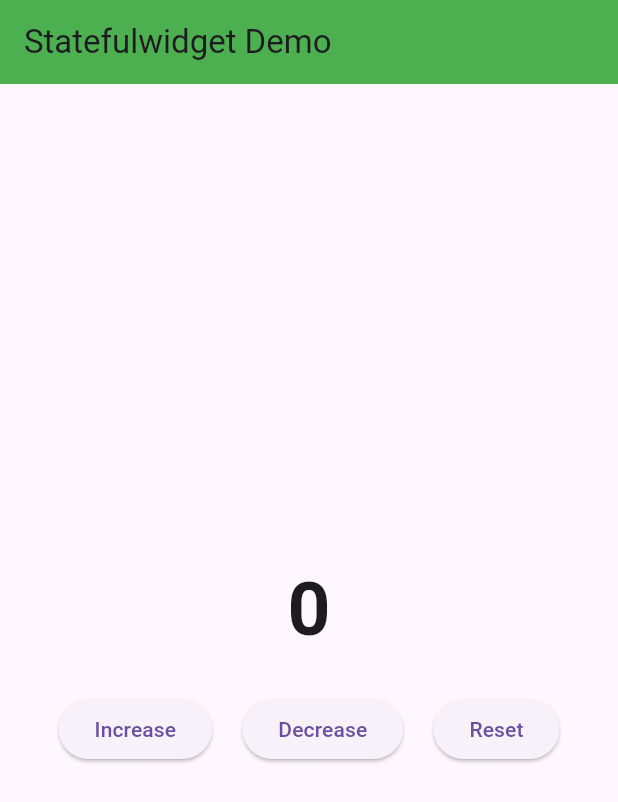
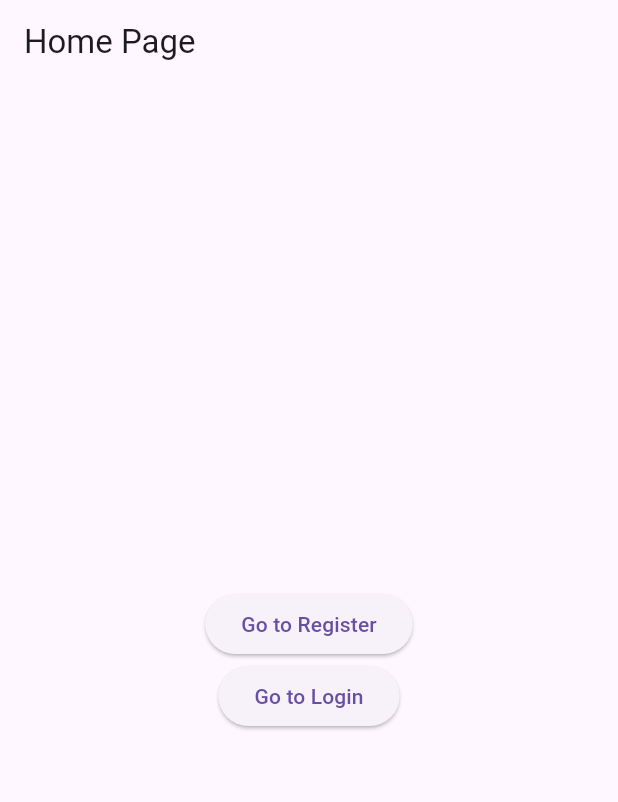
Before and after one commit to Enenche124/my_flutter_app, a Flutter app: the screen it shows after launch, on a phone screen of 412 x 824 dp. Shown: the top 802 px of the screen. Run offline on Flutter 3.47's test engine with Material 3 defaults, Android fonts, the phone set to English and light mode, and no system bars.

Commit message:
work in progress

```diff
--- a/lib/main.dart
+++ b/lib/main.dart
@@ -1,87 +1,24 @@
 import 'package:flutter/material.dart';
+import 'screens/home_page.dart';
+import 'screens/register_page.dart';
+import 'screens/login_page.dart';
 
-
-void main(){
+void main() {
   runApp(MyApp());
 }
 
 class MyApp extends StatelessWidget {
   @override
-  Widget build(BuildContext context){
+  Widget build(BuildContext context) {
     return MaterialApp(
-      home: CounterScreen(),
+      title: 'Multi-Screen App',
+      debugShowCheckedModeBanner: false,
+      initialRoute: '/',
+      routes: {
+        '/': (context) => HomePage(),
+        '/register': (context) => RegisterPage(),
+        '/login': (context) => LoginPage(),
+      },
     );
   }
 }
-
-
-class CounterScreen extends StatefulWidget {
-  @override
-  _CounterScreenState createState() => _CounterScreenState();
-  }
-
-  class _CounterScreenState extends State<CounterScreen> {
-    int counter = 0;
-
-    void increaseCounter(){
-      setState(() {
-        counter++;
-      });
-    }
-
-    void decreaseCounter(){
-      setState((){
-        counter--;
-      });
-    }
-
-    void resetCounter(){
-      setState(() {
-        counter = 0;
-    });
-    }
-
-
-  @override
-  Widget build(BuildContext context) {
-    return Scaffold(
-      appBar: AppBar(
-        title: Text('Statefulwidget Demo'),
-        backgroundColor: Colors.green,
-      ),
-      body: Center(
-        child: Column(
-          mainAxisAlignment: MainAxisAlignment.center,
-          children: [
-            Text(
-              '$counter',
-              style: TextStyle(fontSize: 50, fontWeight: FontWeight.bold),
-            ),
-            SizedBox(height: 20),
-            Row(
-              mainAxisAlignment: MainAxisAlignment.center,
-              children: [
-                ElevatedButton(
-                  onPressed: increaseCounter,
-                  child: Text('Increase'),
-                ),
-                SizedBox(width: 20),
-                ElevatedButton(
-                  onPressed: decreaseCounter,
-                  child: Text('Decrease'),
-                ),
-                SizedBox(width: 20),
-                ElevatedButton(
-                  onPressed: resetCounter,
-                  child: Text('Reset'),
-                ),
-              ]
-            )
-          ]
-        ),
-
-        ),
-      );
-
-  }
-  }
--- /dev/null
+++ b/lib/screens/home_page.dart
@@ -0,0 +1,25 @@
+import 'package:flutter/material.dart';
+
+class HomePage extends StatelessWidget {
+  @override
+  Widget build(BuildContext context) {
+    return Scaffold(
+      appBar: AppBar(title: Text('Home Page')),
+      body: Center(
+        child: Column(
+          mainAxisAlignment: MainAxisAlignment.center,
+          children: [
+            ElevatedButton(
+              onPressed: () => Navigator.pushNamed(context, '/register'),
+              child: Text('Go to Register'),
+            ),
+            ElevatedButton(
+              onPressed: () => Navigator.pushNamed(context, '/login'),
+              child: Text('Go to Login'),
+            ),
+          ],
+        ),
+      ),
+    );
+  }
+}
```
Also changed, not shown: lib/anotherPage.dart (deleted, +0 -26 lines), lib/screens/increament_and_decreament_page.dart (added, +73 -0 lines), lib/screens/login_page.dart (added, +16 -0 lines), lib/screens/register_page.dart (added, +16 -0 lines).
